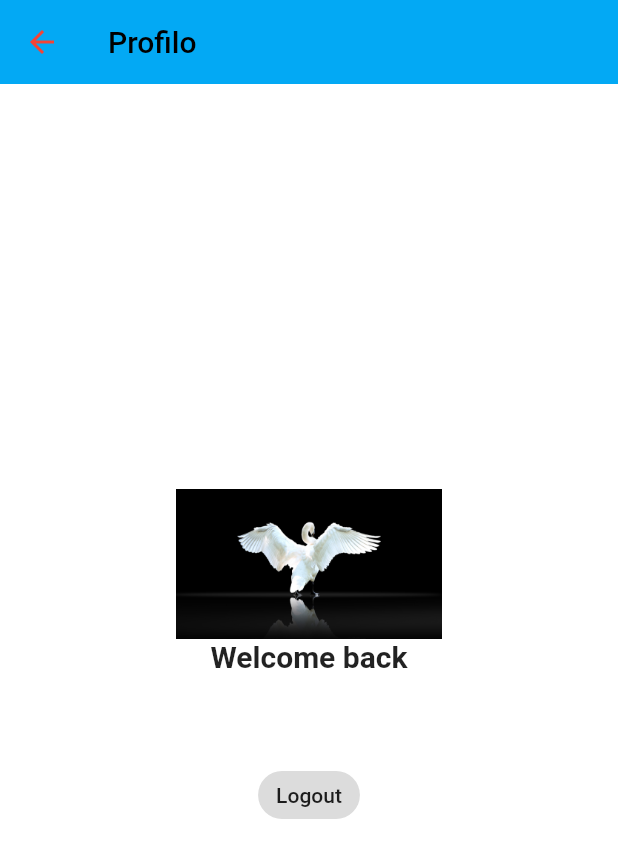
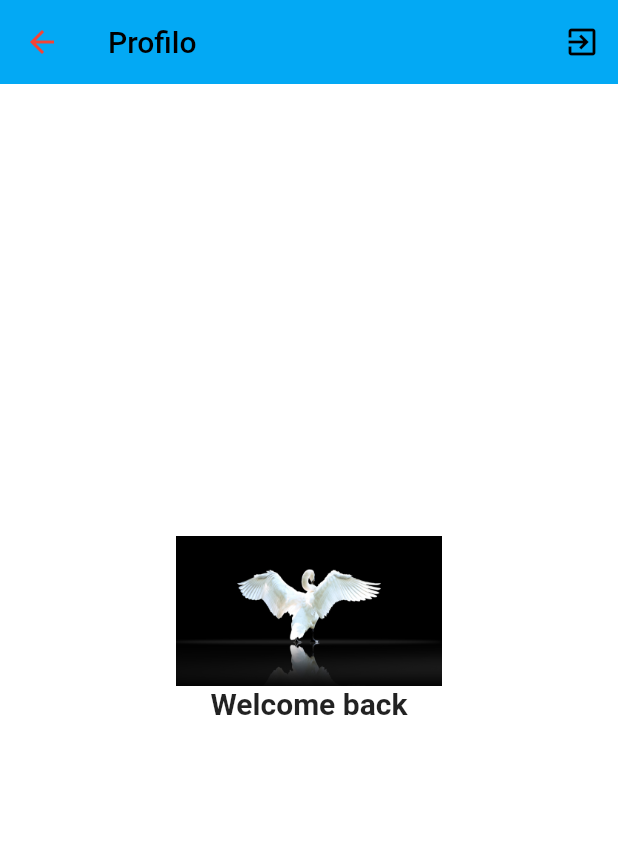
Before and after one commit to lorenzoromandini/massigym_flutter, a Flutter app: the Profilo screen opened directly, on a phone screen of 412 x 824 dp. Shown: the top 858 px of the screen. Run offline on Flutter 3.47's test engine with Material 2 defaults, Android fonts, the phone set to English and light mode, and no system bars; our stand-ins replace cloud_firestore, firebase_auth, firebase_core, fluttertoast; accounts and stored records are empty.

Commit message:
Logout button in the AppBar

```diff
--- a/lib/ui/auth/registration_screen.dart
+++ b/lib/ui/auth/registration_screen.dart
@@ -229,7 +229,7 @@ class _RegistrationScreenState extends State<RegistrationScreen> {
     }
   }
 
-  postDetailsToFirestore() async {
+  void postDetailsToFirestore() async {
     // calling our firestore
     // calling our user model
     // sending these values
--- a/lib/ui/personal/profilo.dart
+++ b/lib/ui/personal/profilo.dart
@@ -29,7 +29,6 @@ class _ProfiloState extends State<Profilo> {
     });
   }
 
-
   @override
   Widget build(BuildContext context) {
     return Scaffold(
@@ -43,6 +42,13 @@ class _ProfiloState extends State<Profilo> {
             Navigator.pop(context);
           },
         ),
+        actions: <Widget>[
+          IconButton(
+              onPressed: () {
+                logout(context);
+              },
+              icon: const Icon(Icons.exit_to_app))
+        ],
       ),
       body: Center(
         child: Padding(
@@ -70,12 +76,6 @@ class _ProfiloState extends State<Profilo> {
                     color: Colors.black,
                     fontWeight: FontWeight.bold,
                   )),
-              const SizedBox(height: 15),
-              ActionChip(
-                  label: const Text("Logout"),
-                  onPressed: () {
-                    logout(context);
-                  })
             ],
           ),
         ),
@@ -85,7 +85,9 @@ class _ProfiloState extends State<Profilo> {
 
   Future<void> logout(BuildContext context) async {
     await FirebaseAuth.instance.signOut();
-    Navigator.pushAndRemoveUntil(context,
-        MaterialPageRoute(builder: (context) => const LoginScreen()), (route) => false);
+    Navigator.pushAndRemoveUntil(
+        context,
+        MaterialPageRoute(builder: (context) => const LoginScreen()),
+        (route) => false);
   }
 }
```
